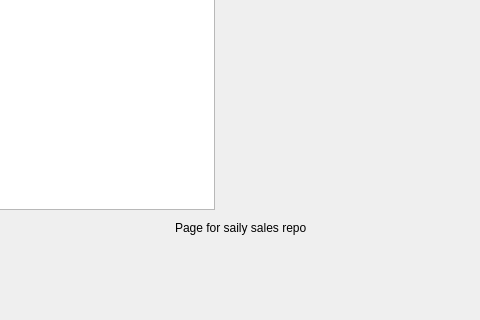
Big-Dogs/Bulk-Club-Project, file mainwindow.ui: the form before one commit; both pictures show x 465 to 945 and y 400 to 720 of the 1280 by 720 pixel window.
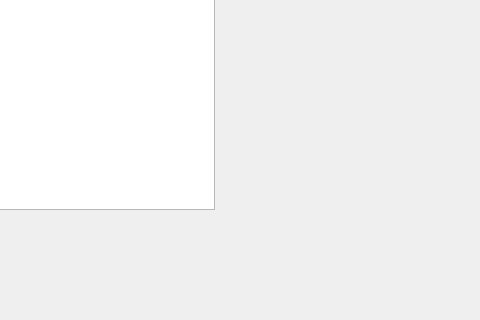
The form after the commit. The open tabs and pages were chosen to show the change.

```diff
--- a/mainwindow.ui
+++ b/mainwindow.ui
@@ -189,20 +189,7 @@
       <property name="currentIndex">
        <number>0</number>
       </property>
-      <widget class="QWidget" name="page_sales_1">
-       <widget class="QLabel" name="label_dailysales">
-        <property name="geometry">
-         <rect>
-          <x>640</x>
-          <y>500</y>
-          <width>131</width>
-          <height>16</height>
-         </rect>
-        </property>
-        <property name="text">
-         <string>Page for saily sales reports</string>
-        </property>
-       </widget>
+      <widget class="QWidget" name="page_sales_byday">
        <widget class="QTableView" name="tableView_sales_daily">
         <property name="geometry">
          <rect>
```
Left out of the diff: 88 changed lines with no effect on the pictures.
